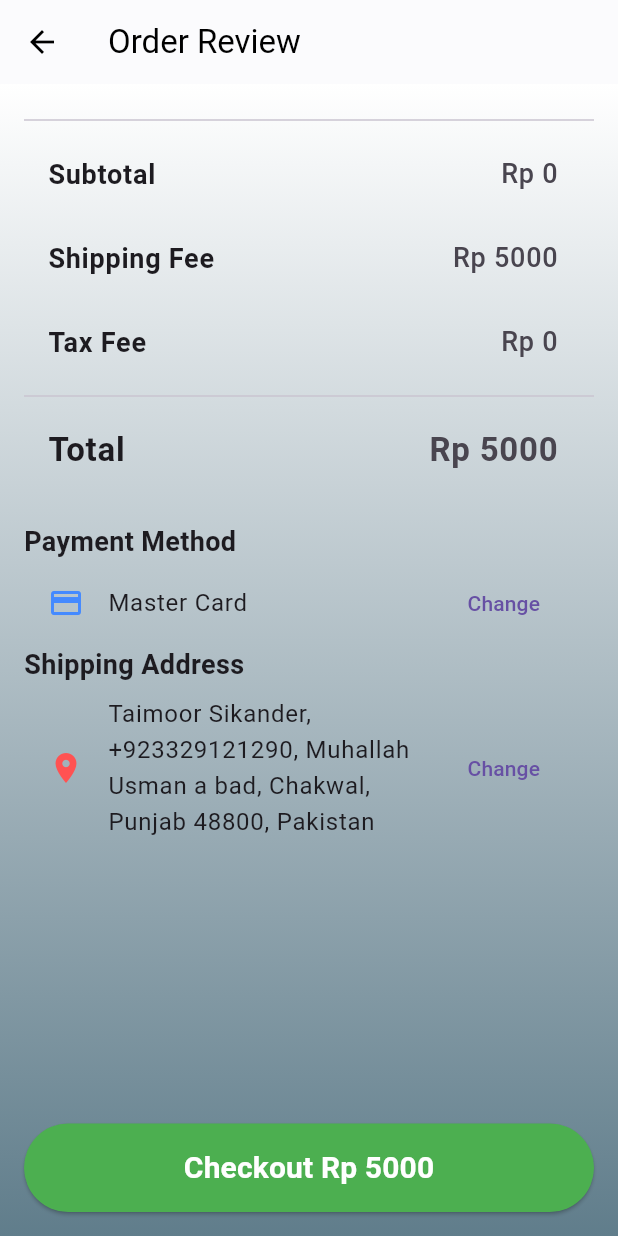
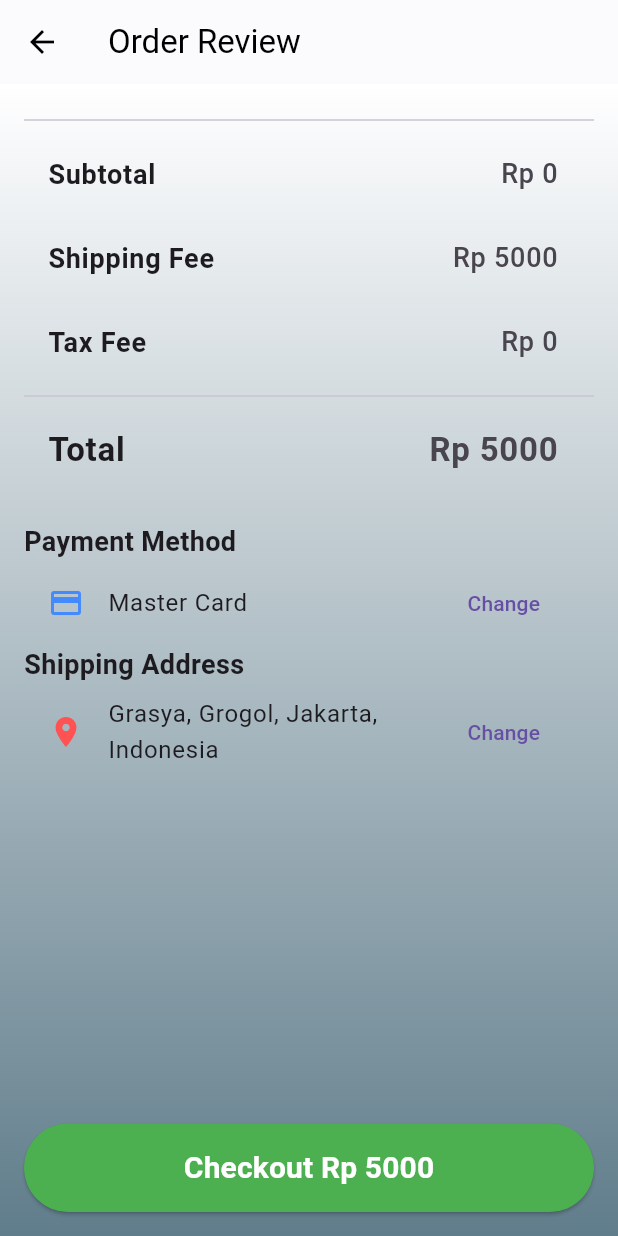
Before and after one commit to k1kaku/utsfixbanget, a Flutter app: the OrderReviewPage screen opened directly with empty values, on a phone screen of 412 x 824 dp. Run offline on Flutter 3.47's test engine with Material 3 defaults, Android fonts, the phone set to English and light mode, and no system bars.

Commit message:
Initial commit or update

```diff
--- a/lib/home_page.dart
+++ b/lib/home_page.dart
@@ -111,7 +111,7 @@ class _HomePageState extends State<HomePage> {
     return Scaffold(
       appBar: AppBar(
         title: const Text(
-          'Toko Merchandise Kpop',
+          'VibeMerch',
           style: TextStyle(color: Colors.black, fontSize: 22, fontWeight: FontWeight.bold),
         ),
         backgroundColor: Colors.white,
--- a/lib/order_review_page.dart
+++ b/lib/order_review_page.dart
@@ -25,13 +25,13 @@ class OrderReviewPage extends StatefulWidget {
 
 class _OrderReviewPageState extends State<OrderReviewPage> {
   String _selectedPaymentMethod = 'Master Card';
-  String _shippingAddress = 'Taimoor Sikander, +923329121290, Muhallah Usman a bad, Chakwal, Punjab 48800, Pakistan';
+  String _shippingAddress = 'Grasya, Grogol, Jakarta, Indonesia';
 
   final List<String> _paymentMethods = ['Master Card', 'BCA', 'BNI', 'SPAY', 'OVO', 'MANDIRI'];
   final List<String> _addresses = [
-    'Taimoor Sikander, +923329121290, Muhallah Usman a bad, Chakwal, Punjab 48800, Pakistan',
-    '123 Main Street, Jakarta, Indonesia',
-    '456 Second Street, Bandung, Indonesia'
+    'Grasya B , Grogol, Jakarta, Indonesia',
+    'Andri Rizkika, Cengkareng, Jakarta, Indonesia',
+    'Hana Fathiyah, Buah Batu, Bandung, Indonesia'
   ];
 
   @override
```
